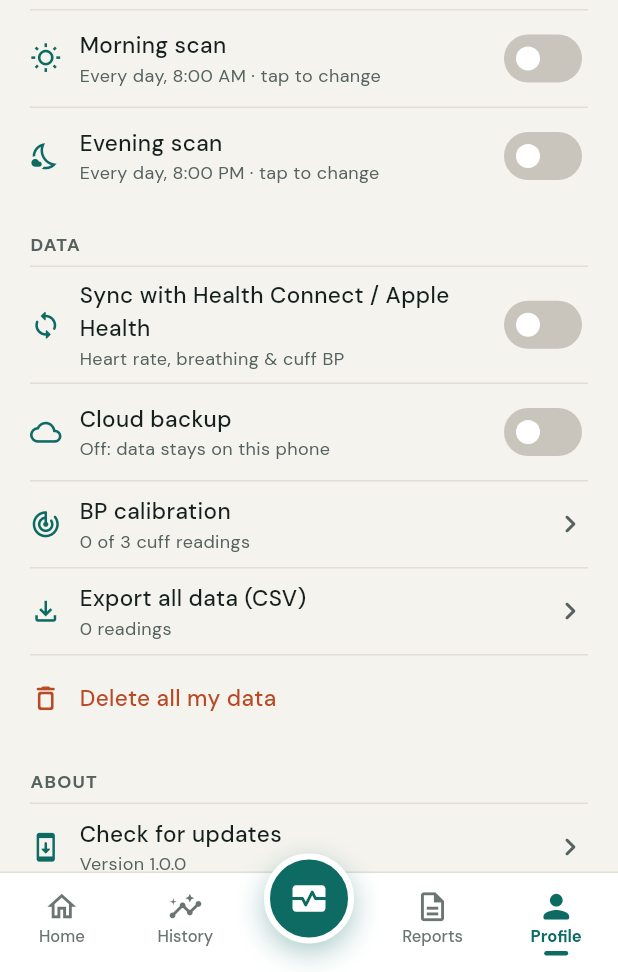
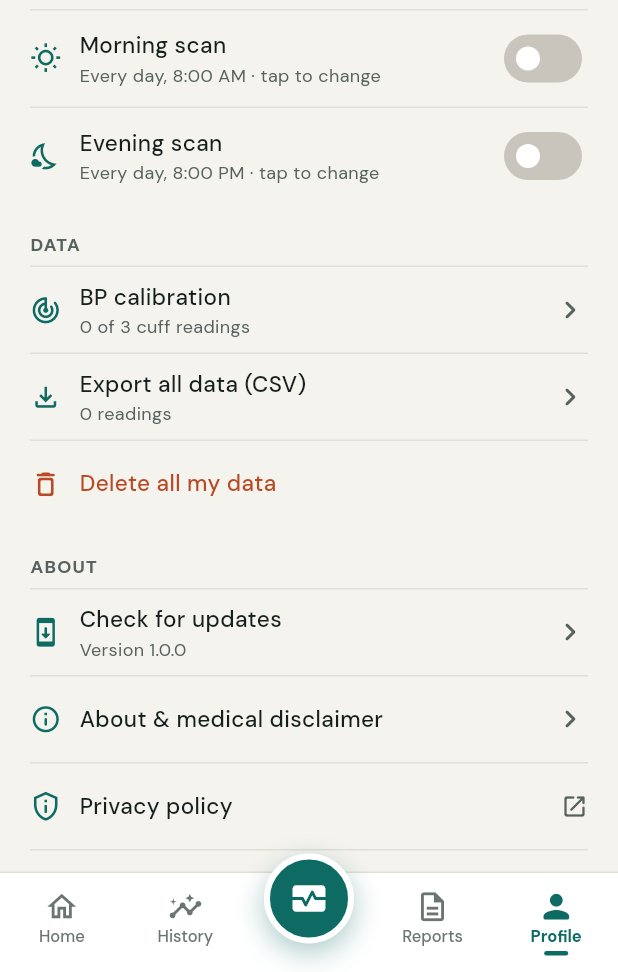
Before and after one commit to shaileshpatel008/VitaScan, a Flutter app: the MainShellView screen opened by its route, item 5 of the bottom bar chosen, on a phone screen of 412 x 824 dp, the part 264-1236 px from its top. Run offline on Flutter 3.47's test engine with Material 3 defaults, Android fonts, the phone set to English and light mode, and no system bars; drawn by our look-alikes of flutter_animate; our stand-ins replace camera, fl_chart, flutter_local_notifications, flutter_secure_storage, flutter_timezone, get and 9 more; missing offline and left inert: health, in_app_update; accounts and stored records are empty.

Commit message:
Prepare for Google Play launch
- App ID com.hms.wellumi (Android applicationId/namespace, Kotlin package,
  iOS bundle IDs)
- Release signing from android/key.properties (upload key, kept out of
  Git); falls back to the debug key only for local release runs
- Health Connect hidden for v1 behind AppConstants.enableHealthSync: all
  health permissions removed from the merged manifest (tools:node=remove),
  rationale alias and healthdata query removed, Settings toggle hidden;
  service now requests write-only access for when it is re-enabled
- Cloud backup toggle hidden (enableCloudBackup) until a backend exists
- Camera SpO2 estimate hidden for v1 (showSpo2Estimate): not stored,
  shown or exported; disclaimers no longer mention oxygen
- Fonts bundled in assets/google_fonts (hash-verified) and runtime
  fetching disabled: no third-party requests, works offline
- Adults only: age must be 18+
- Privacy policy and Terms links in consent and Profile

Co-Authored-By: Claude Opus 5.5 <noreply@anthropic.com>
Claude-Session: https://claude.ai/code/session_017nraQ6N3VSx68XFk98DUmw

```diff
--- a/lib/core/constants/app_constants.dart
+++ b/lib/core/constants/app_constants.dart
@@ -5,6 +5,23 @@ class AppConstants {
 
   static const String appName = 'Wellumi';
   static const String appVersion = '1.0.0';
+
+  // ---------------- Feature switches ----------------
+  /// Health Connect / Apple Health sync. Hidden in v1: turning it on also needs
+  /// the Android health permissions restored (see AndroidManifest.xml) and the
+  /// Play Console Health Connect declaration.
+  static const bool enableHealthSync = false;
+
+  /// Cloud backup needs a server ([backupBaseUrl]); hidden until one exists.
+  static const bool enableCloudBackup = false;
+
+  /// Camera SpO2 is the least reliable estimate; hidden for the first release.
+  static const bool showSpo2Estimate = false;
+
+  // ---------------- Legal ----------------
+  /// Public pages hosted on GitHub Pages (see legal/README.md for setup).
+  static const String privacyPolicyUrl = 'https://shaileshpatel008.github.io/wellumi-legal/privacy-policy.html';
+  static const String termsUrl = 'https://shaileshpatel008.github.io/wellumi-legal/terms.html';
 
   // ---------------- Scan ----------------
   /// Seconds of good finger contact needed for one measurement.
--- a/lib/core/constants/app_strings.dart
+++ b/lib/core/constants/app_strings.dart
@@ -16,7 +16,7 @@ class AppStrings {
   static const consentTitle = 'How your data is used';
   static const consentWellnessTitle = 'For wellness, not diagnosis';
   static const consentWellnessBody =
-      'Wellumi is not a medical device. Blood pressure and oxygen values are estimates. Always confirm with a doctor.';
+      'Wellumi is not a medical device. Blood pressure readings are estimates. Always confirm with a doctor.';
   static const consentCameraTitle = 'Camera only during a scan';
   static const consentCameraBody =
       'The rear camera and flash are used only while you scan. No photos or video are saved.';
--- a/lib/core/services/health_sync_service.dart
+++ b/lib/core/services/health_sync_service.dart
@@ -2,6 +2,7 @@ import 'package:get/get.dart';
 import 'package:health/health.dart';
 
 import '../../data/models/vital_reading.dart';
+import '../constants/app_constants.dart';
 import '../utils/app_logger.dart';
 
 /// Writes readings to Google Health Connect / Apple Health.
@@ -26,11 +27,13 @@ class HealthSyncService extends GetxService {
   }
 
   Future<bool> connect() async {
+    if (!AppConstants.enableHealthSync) return false;
     try {
       await _configure();
+      // Write-only: the app never reads from Health, so it asks for no read access.
       return await _health.requestAuthorization(
         _types,
-        permissions: List.filled(_types.length, HealthDataAccess.READ_WRITE),
+        permissions: List.filled(_types.length, HealthDataAccess.WRITE),
       );
     } catch (e, st) {
       AppLogger.error('Health authorization failed', e, st);
@@ -39,6 +42,7 @@ class HealthSyncService extends GetxService {
   }
 
   Future<void> sync(VitalReading r) async {
+    if (!AppConstants.enableHealthSync) return;
     try {
       await _configure();
       final start = r.timestamp;
--- a/lib/main.dart
+++ b/lib/main.dart
@@ -1,6 +1,7 @@
 import 'package:flutter/material.dart';
 import 'package:flutter/services.dart';
 import 'package:get/get.dart';
+import 'package:google_fonts/google_fonts.dart';
 
 import 'core/constants/app_constants.dart';
 import 'core/services/dependency_injection.dart';
@@ -10,6 +11,8 @@ import 'theme/app_theme.dart';
 
 Future<void> main() async {
   WidgetsFlutterBinding.ensureInitialized();
+  // Fonts ship inside the app (assets/google_fonts); never fetch them from the network.
+  GoogleFonts.config.allowRuntimeFetching = false;
   await SystemChrome.setPreferredOrientations([DeviceOrientation.portraitUp]);
   SystemChrome.setSystemUIOverlayStyle(
     const SystemUiOverlayStyle(
--- a/lib/modules/scan/controllers/scan_controller.dart
+++ b/lib/modules/scan/controllers/scan_controller.dart
@@ -220,7 +220,7 @@ class ScanController extends GetxController with WidgetsBindingObserver {
       hrvRmssd: double.parse(r.rmssdMs.toStringAsFixed(1)),
       stressScore: VitalsEstimator.stressScore(rmssdMs: r.rmssdMs, heartRate: r.heartRate),
       breathingRate: r.breathingRate?.round(),
-      spo2: r.spo2?.round(),
+      spo2: AppConstants.showSpo2Estimate ? r.spo2?.round() : null,
       signalQuality: r.quality,
       rawSystolic: raw.systolic,
       rawDiastolic: raw.diastolic,
--- a/lib/modules/settings/views/settings_view.dart
+++ b/lib/modules/settings/views/settings_view.dart
@@ -84,6 +84,7 @@ class SettingsView extends GetView<SettingsController> {
               ),
             ).entrance(2),
             const SectionLabel('Data'),
+            if (AppConstants.enableHealthSync)
               SettingsTile(
                 icon: Icons.sync_rounded,
                 title: 'Sync with Health Connect / Apple Health',
@@ -92,6 +93,7 @@ class SettingsView extends GetView<SettingsController> {
                     ? const SizedBox(width: 22, height: 22, child: CircularProgressIndicator(strokeWidth: 2))
                     : Switch(value: s.healthSyncEnabled, onChanged: c.toggleHealthSync),
               ).entrance(3),
+            if (AppConstants.enableCloudBackup)
               SettingsTile(
                 icon: Icons.cloud_outlined,
                 title: 'Cloud backup',
@@ -136,6 +138,18 @@ class SettingsView extends GetView<SettingsController> {
               onTap: c.showAbout,
               trailing: chevron,
             ).entrance(9),
+            SettingsTile(
+              icon: Icons.privacy_tip_outlined,
+              title: 'Privacy policy',
+              onTap: c.openPrivacyPolicy,
+              trailing: const Icon(Icons.open_in_new_rounded, size: 18, color: AppColors.muted),
+            ).entrance(10),
+            SettingsTile(
+              icon: Icons.description_outlined,
+              title: 'Terms of use',
+              onTap: c.openTerms,
+              trailing: const Icon(Icons.open_in_new_rounded, size: 18, color: AppColors.muted),
+            ).entrance(11),
             const SizedBox(height: 16),
             Text(
               '${AppConstants.appName} v${c.appVersion} (${c.buildNumber}) · For wellness use only, not a medical device.',
--- a/pubspec.yaml
+++ b/pubspec.yaml
@@ -84,6 +84,8 @@ flutter:
 
   assets:
     - assets/branding/app/
+    # Bundled so the app never downloads fonts at runtime (privacy + offline).
+    - assets/google_fonts/
 
   # An image asset can refer to one or more resolution-specific "variants", see
   # https://flutter.dev/to/resolution-aware-images
```
Also changed, not shown: lib/core/services/pdf_report_service.dart (+11 -2 lines), lib/core/utils/validators.dart (+9 -1 lines), lib/modules/consent/controllers/consent_controller.dart (+9 -9 lines), lib/modules/consent/views/consent_view.dart (+7 -1 lines), lib/modules/settings/controllers/settings_controller.dart (+12 -1 lines), assets/google_fonts/DMSans-Bold.ttf (added), assets/google_fonts/DMSans-Medium.ttf (added), assets/google_fonts/DMSans-Regular.ttf (added), assets/google_fonts/DMSans-SemiBold.ttf (added), assets/google_fonts/Fraunces-Regular.ttf (added), assets/google_fonts/Fraunces-SemiBold.ttf (added), 6 other files. Lines whose indentation alone changed are shown as unchanged.
